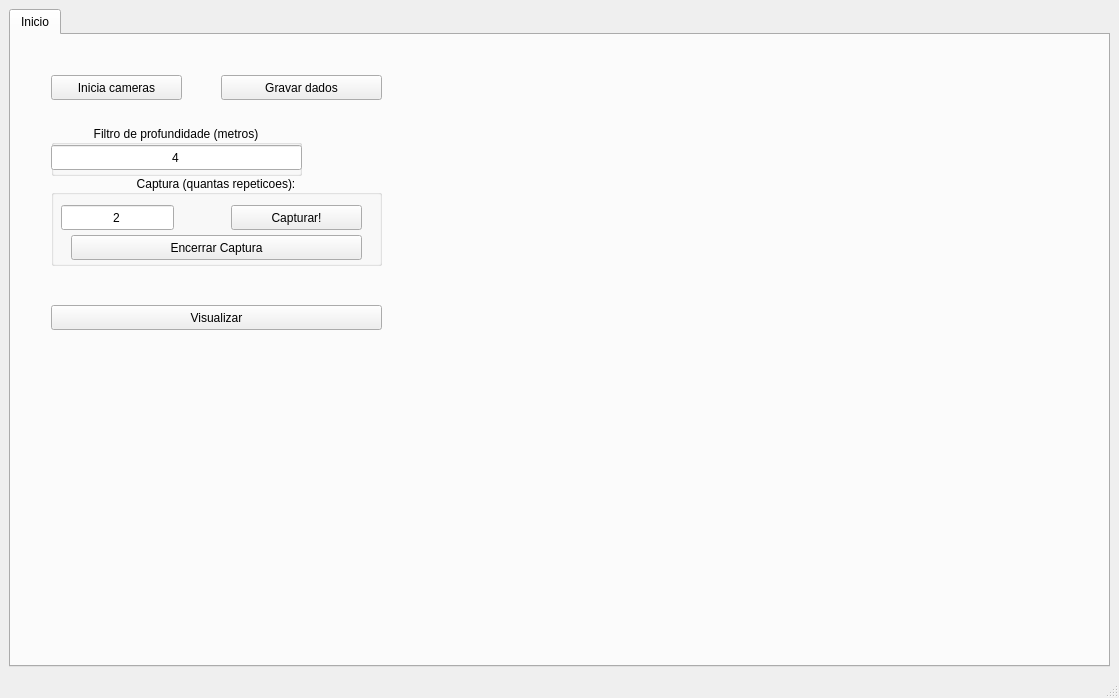
Before: the Qt Designer form handset_gui/ui/main_window.ui in viniciusvidal2/Cameras_GRIn, drawn with Qt 5.
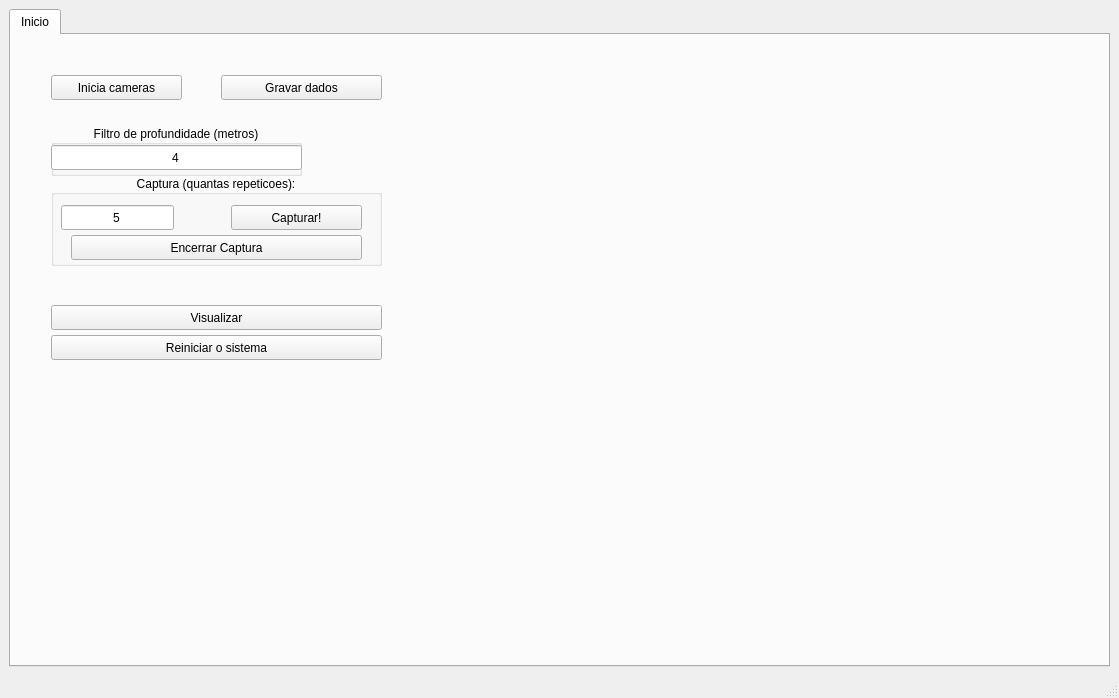
After: the same form once the commit is applied. Icons and pictures are not drawn.

Diff of the .ui file:
```diff
--- a/handset_gui/ui/main_window.ui
+++ b/handset_gui/ui/main_window.ui
@@ -78,7 +78,7 @@
           </rect>
          </property>
          <property name="text">
-          <string>2</string>
+          <string>5</string>
          </property>
          <property name="alignment">
           <set>Qt::AlignCenter</set>
@@ -175,6 +175,19 @@
          </property>
         </widget>
        </widget>
+       <widget class="QPushButton" name="pushButton_reiniciar">
+        <property name="geometry">
+         <rect>
+          <x>40</x>
+          <y>300</y>
+          <width>331</width>
+          <height>25</height>
+         </rect>
+        </property>
+        <property name="text">
+         <string>Reiniciar o sistema</string>
+        </property>
+       </widget>
       </widget>
      </widget>
     </item>
```
